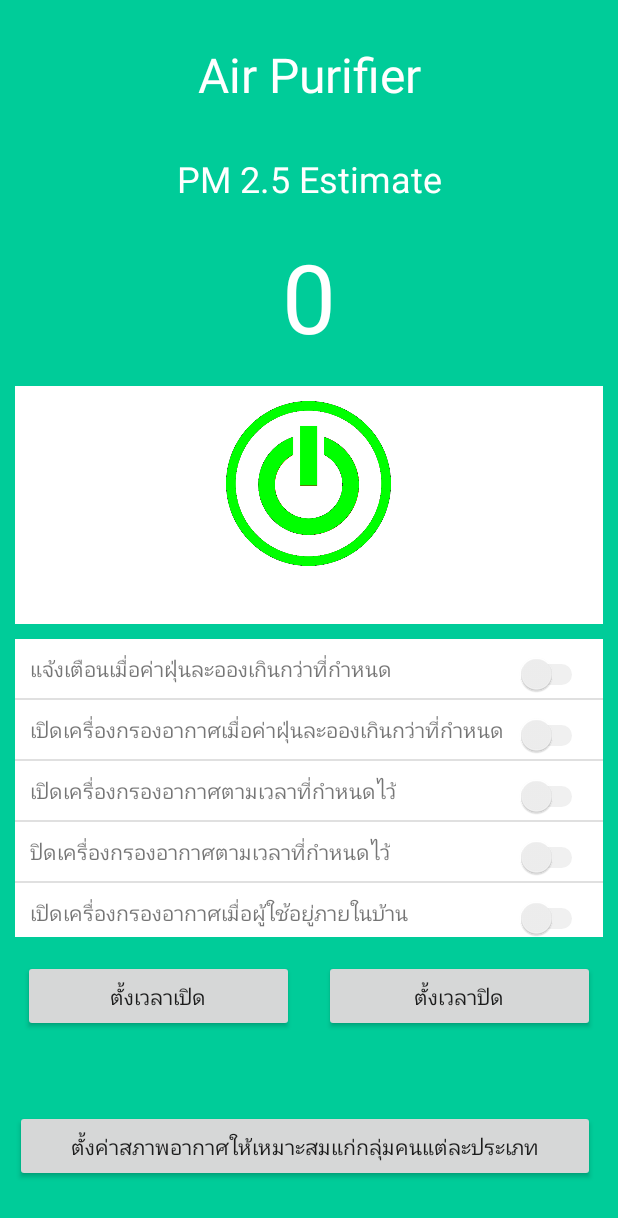
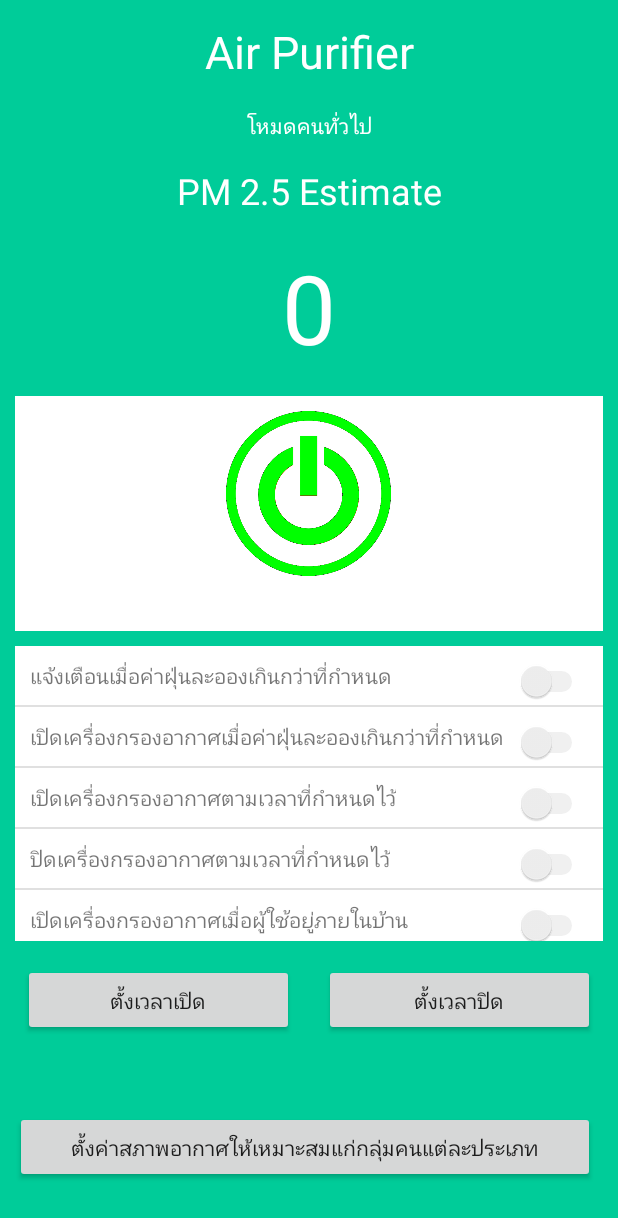
Before and after one commit to tanon11/Air-Control-System, an Android app: the screen it shows after launch (MainActivity), on a phone screen of 412 x 824 dp. Shown: the top 1218 px of the screen. Run offline under Robolectric (Android 15) with nearby library versions, the phone set to English and light mode, and no system bars; libraries missing offline, so code that uses them is left out: org.eclipse.paho; 11 statements that could not run were skipped.

Commit message:
เพิ่ม pubtopic ของ air purifier

```diff
--- a/app/src/main/java/com/example/aircontrol/Fragment/AirQualityFragment.java
+++ b/app/src/main/java/com/example/aircontrol/Fragment/AirQualityFragment.java
@@ -2,7 +2,9 @@ package com.example.aircontrol.Fragment;
 
 import android.app.AlertDialog;
 import android.app.TimePickerDialog;
+import android.content.Context;
 import android.content.DialogInterface;
+import android.content.SharedPreferences;
 import android.graphics.Color;
 import android.os.Bundle;
 
@@ -45,6 +47,10 @@ public class AirQualityFragment extends Fragment {
     public int timeOffHour;
     public int timeOffMinute;
     TextView txtAirQuality;
+    TextView txtModeAirPurifier;
+    SharedPreferences sp;
+    SharedPreferences.Editor editor;
+    final String P_NAME = "App_Config";
     public AirQualityFragment() {
         // Required empty public constructor
     }
@@ -56,6 +62,7 @@ public class AirQualityFragment extends Fragment {
         View rootView = inflater.inflate(R.layout.fragment_air_quality, container, false);
 
         txtAirQuality = rootView.findViewById(R.id.txtPM);
+        txtModeAirPurifier = rootView.findViewById(R.id.txtModeAirPurifier);
         startMqtt();
         //txtAirQuality.setText("030");
 
@@ -80,12 +87,6 @@ public class AirQualityFragment extends Fragment {
         CustomAdapter adapter = new CustomAdapter(getActivity(), listName, fragmentName, mqttHelper);
         ListView listView = rootView.findViewById(R.id.listViewAirPurifier);
         listView.setAdapter(adapter);
-        listView.setOnItemClickListener(new AdapterView.OnItemClickListener() {
-            public void onItemClick(AdapterView<?> adapterView, View view, int i, long l) {
-                //String selected_item= String.valueOf(adapterView.getItemAtPosition(i));
-                Toast.makeText(getActivity(),"aaa",Toast.LENGTH_SHORT).show();
-            }
-        });
     }
 
     public void onButtonPowerAirPurifier(View rootView)
@@ -96,12 +97,13 @@ public class AirQualityFragment extends Fragment {
             public void onClick(View view) {
                 if (isCheckPowerBtn) {
                     final String publishMessage = "ON";
-                    final String publishTopic = "sensor/relay";
+                    final String publishTopic = "setting/powerairpurifier";
                     boolean success = mqttHelper.publishMessage(publishTopic,publishMessage);
                     if(success)
                     {
                         isCheckPowerBtn = false;
                         powerButton.setBackgroundResource(R.drawable.power_off);
+                        Toast.makeText(getActivity(),"เปิดเครื่องกรองอากาศ",Toast.LENGTH_SHORT).show();
                     }
                     else{
                         Toast.makeText(getActivity(),"เครื่องกรองอากาศไม่สามารถเปิดได้",Toast.LENGTH_SHORT).show();
@@ -109,12 +111,13 @@ public class AirQualityFragment extends Fragment {
                 } else {
 
                     final String publishMessage = "OFF";
-                    final String publishTopic = "sensor/relay";
+                    final String publishTopic = "setting/powerairpurifier";
                     boolean success = mqttHelper.publishMessage(publishTopic,publishMessage);
                     if(success)
                     {
                         isCheckPowerBtn = true;
                         powerButton.setBackgroundResource(R.drawable.power_on);
+                        Toast.makeText(getActivity(),"ปิดเครื่องกรองอากาศ",Toast.LENGTH_SHORT).show();
                     }
                     else{
                         Toast.makeText(getActivity(),"เครื่องกรองอากาศไม่สามารถปิดได้",Toast.LENGTH_SHORT).show();
@@ -126,6 +129,17 @@ public class AirQualityFragment extends Fragment {
 
     public void onButtonSettingPM(View rootView)
     {
+        sp = getActivity().getSharedPreferences(P_NAME, Context.MODE_PRIVATE);
+        int modeAirConditioner = sp.getInt("ModeAirPurifier", 2);
+        if (modeAirConditioner == 1) {
+            txtModeAirPurifier.setText("โหมดผู้ที่เป็นภูมิแพ้, เด็ก, คนชรา");
+        }
+        else
+        {
+            txtModeAirPurifier.setText("โหมดคนทั่วไป");
+        }
+        editor = sp.edit();
+        final String publishTopic = "setting/modeairpurifier";
         Button settingPMButton = rootView.findViewById(R.id.btnSettingPM);
         settingPMButton.setOnClickListener(new View.OnClickListener() {
             @Override
@@ -137,14 +151,19 @@ public class AirQualityFragment extends Fragment {
 
                     @Override
                     public void onClick(DialogInterface dialog, int which) {
-
                         dialog.dismiss();
                         switch(which){
                             case 0:
-                                Toast.makeText(getActivity(),"aaaaaa",Toast.LENGTH_SHORT).show();
+                                editor.putInt("ModeAirPurifier", 1);
+                                editor.commit();
+                                txtModeAirPurifier.setText("โหมดผู้ที่เป็นภูมิแพ้, เด็ก, คนชรา");
+                                mqttHelper.publishMessage(publishTopic, "1");
                                 break;
                             case 1:
-                                Toast.makeText(getActivity(),"bbbb",Toast.LENGTH_SHORT).show();
+                                editor.putInt("ModeAirPurifier", 2);
+                                editor.commit();
+                                txtModeAirPurifier.setText("โหมดคนทั่วไป");
+                                mqttHelper.publishMessage(publishTopic, "2");
                                 break;
                         }
                     }
@@ -160,8 +179,13 @@ public class AirQualityFragment extends Fragment {
     {
         // สร้าง Calendar
         final Calendar calendar = Calendar.getInstance();
-        timeOnHour = calendar.get(Calendar.HOUR_OF_DAY);
-        timeOnMinute = calendar.get(Calendar.MINUTE);
+        String time = calendar.get(Calendar.HOUR_OF_DAY) + ":" + calendar.get(Calendar.MINUTE);
+        sp = getActivity().getSharedPreferences(P_NAME, Context.MODE_PRIVATE);
+        String settimeOnAirpurifier = sp.getString("SettimeOnAirpurifier", time);
+        String[] timeOn = settimeOnAirpurifier.split(":");
+        timeOnHour = Integer.parseInt(timeOn[0]);
+        timeOnMinute = Integer.parseInt(timeOn[1]);
+
         Button settingOnTimerButton = rootView.findViewById(R.id.btnSettingOnTimerPM);
         settingOnTimerButton.setOnClickListener(new View.OnClickListener() {
             @Override
@@ -174,6 +198,13 @@ public class AirQualityFragment extends Fragment {
                             //calendar.set(Calendar.MINUTE, minute);
                             timeOnHour = hourOfDay;
                             timeOnMinute = minute;
+                            String time = timeOnHour + ":" + timeOnMinute;
+                            editor = sp.edit();
+                            editor.putString("SettimeOnAirpurifier", time);
+                            editor.commit();
+                            final String publishMessage = time;
+                            final String publishTopic = "setting/settimeonairpurifier";
+                            boolean success = mqttHelper.publishMessage(publishTopic, publishMessage);
                         }
                     }
                 };
@@ -190,8 +221,12 @@ public class AirQualityFragment extends Fragment {
     {
         // สร้าง Calendar
         final Calendar calendar = Calendar.getInstance();
-        timeOffHour = calendar.get(Calendar.HOUR_OF_DAY);
-        timeOffMinute = calendar.get(Calendar.MINUTE);
+        String time = calendar.get(Calendar.HOUR_OF_DAY) + ":" + calendar.get(Calendar.MINUTE);
+        sp = getActivity().getSharedPreferences(P_NAME, Context.MODE_PRIVATE);
+        String SettimeOffAirpurifier = sp.getString("SettimeOffAirpurifier", time);
+        String[] timeOff = SettimeOffAirpurifier.split(":");
+        timeOffHour = Integer.parseInt(timeOff[0]);
+        timeOffMinute = Integer.parseInt(timeOff[1]);
         Button settingOffTimerButton = rootView.findViewById(R.id.btnSettingOffTimerPM);
         settingOffTimerButton.setOnClickListener(new View.OnClickListener() {
             @Override
@@ -204,6 +239,13 @@ public class AirQualityFragment extends Fragment {
                             //calendar.set(Calendar.MINUTE, minute);
                             timeOffHour = hourOfDay;
                             timeOffMinute = minute;
+                            String time = timeOffHour + ":" + timeOffMinute;
+                            editor = sp.edit();
+                            editor.putString("SettimeOffAirpurifier", time);
+                            editor.commit();
+                            final String publishMessage = time;
+                            final String publishTopic = "setting/settimeoffairpurifier";
+                            boolean success = mqttHelper.publishMessage(publishTopic, publishMessage);
                         }
                     }
                 };
--- a/app/src/main/java/com/example/aircontrol/Fragment/TemperatureFragment.java
+++ b/app/src/main/java/com/example/aircontrol/Fragment/TemperatureFragment.java
@@ -44,6 +44,7 @@ public class TemperatureFragment extends Fragment {
     public int timeOffMinute;
     TextView txtTemp;
     TextView txtHumidity;
+    TextView txtModeAirConditioner;
     SharedPreferences sp;
     SharedPreferences.Editor editor;
     final String P_NAME = "App_Config";
@@ -58,6 +59,7 @@ public class TemperatureFragment extends Fragment {
         View rootView = inflater.inflate(R.layout.fragment_temperature, container, false);
         txtTemp = rootView.findViewById(R.id.txtTemp);
         txtHumidity = rootView.findViewById(R.id.txtHumidity);
+        txtModeAirConditioner = rootView.findViewById(R.id.txtModeAirConditioner);
         startMqtt();
 
         // สร้าง ListView
@@ -81,12 +83,6 @@ public class TemperatureFragment extends Fragment {
         CustomAdapter adapter = new CustomAdapter(getActivity(), listName, fragmentName, mqttHelper);
         ListView listView = rootView.findViewById(R.id.listViewAirConditioner);
         listView.setAdapter(adapter);
-//        listView.setOnItemClickListener(new AdapterView.OnItemClickListener() {
-//            public void onItemClick(AdapterView<?> adapterView, View view, int i, long l) {
-//                String selected_item= String.valueOf(adapterView.getItemAtPosition(i));
-//                Toast.makeText(getActivity(),"aaa",Toast.LENGTH_SHORT).show();
-//            }
-//        });
     }
 
     public void onButtonPowerAirConditioner(View rootView)
@@ -103,6 +99,7 @@ public class TemperatureFragment extends Fragment {
                     {
                         isCheckPowerBtn = false;
                         powerButton.setBackgroundResource(R.drawable.power_off);
+                        Toast.makeText(getActivity(),"เปิดเครื่องปรับอากาศ",Toast.LENGTH_SHORT).show();
                     }
                     else{
                         Toast.makeText(getActivity(),"เครื่องปรับอากาศไม่สามารถเปิดได้",Toast.LENGTH_SHORT).show();
@@ -115,6 +112,7 @@ public class TemperatureFragment extends Fragment {
                     {
                         isCheckPowerBtn = true;
                         powerButton.setBackgroundResource(R.drawable.power_on);
+                        Toast.makeText(getActivity(),"ปิดเครื่องปรับอากาศ",Toast.LENGTH_SHORT).show();
                     }
                     else{
                         Toast.makeText(getActivity(),"เครื่องปรับอากาศไม่สามารถปิดได้",Toast.LENGTH_SHORT).show();
@@ -126,6 +124,17 @@ public class TemperatureFragment extends Fragment {
 
     public void onButtonSettingTemp(View rootView)
     {
+        sp = getActivity().getSharedPreferences(P_NAME, Context.MODE_PRIVATE);
+        int modeAirConditioner = sp.getInt("ModeAirConditioner", 2);
+        if (modeAirConditioner == 1) {
+            txtModeAirConditioner.setText("โหมดผู้ที่เป็นภูมิแพ้, เด็ก, คนชรา");
+        }
+        else
+        {
+            txtModeAirConditioner.setText("โหมดคนทั่วไป");
+        }
+        editor = sp.edit();
+        final String publishTopic = "setting/modeairconditioner";
         Button settingTempButton = rootView.findViewById(R.id.btnSettingTemp);
         settingTempButton.setOnClickListener(new View.OnClickListener() {
             @Override
@@ -137,14 +146,19 @@ public class TemperatureFragment extends Fragment {
 
                     @Override
                     public void onClick(DialogInterface dialog, int which) {
-
                         dialog.dismiss();
                         switch(which){
                             case 0:
-                                Toast.makeText(getActivity(),"aaaaaa",Toast.LENGTH_SHORT).show();
+                                editor.putInt("ModeAirConditioner", 1);
+                                editor.commit();
+                                txtModeAirConditioner.setText("โหมดผู้ที่เป็นภูมิแพ้, เด็ก, คนชรา");
+                                mqttHelper.publishMessage(publishTopic, "1");
                                 break;
                             case 1:
-                                Toast.makeText(getActivity(),"bbbb",Toast.LENGTH_SHORT).show();
+                                editor.putInt("ModeAirConditioner", 2);
+                                editor.commit();
+                                txtModeAirConditioner.setText("โหมดคนทั่วไป");
+                                mqttHelper.publishMessage(publishTopic, "2");
                                 break;
                         }
                     }
--- a/app/src/main/res/layout/fragment_air_quality.xml
+++ b/app/src/main/res/layout/fragment_air_quality.xml
@@ -10,11 +10,21 @@
         android:layout_width="match_parent"
         android:layout_height="0dp"
         android:layout_marginTop="10dp"
-        android:layout_weight="0.2"
+        android:layout_weight="0.125"
         android:gravity="center"
         android:text="Air Purifier"
         android:textColor="#ffffff"
-        android:textSize="32dp" />
+        android:textSize="30dp" />
+    <TextView
+        android:id="@+id/txtModeAirPurifier"
+        android:layout_width="match_parent"
+        android:layout_height="0dp"
+        android:layout_marginTop="10dp"
+        android:layout_weight="0.075"
+        android:gravity="center"
+        android:text="โหมดคนทั่วไป"
+        android:textColor="#ffffff"
+        android:textSize="14dp" />
     <TextView
         android:layout_width="match_parent"
         android:layout_height="0dp"
```
Also changed, not shown: app/src/main/res/layout/fragment_temperature.xml (+12 -2 lines).
